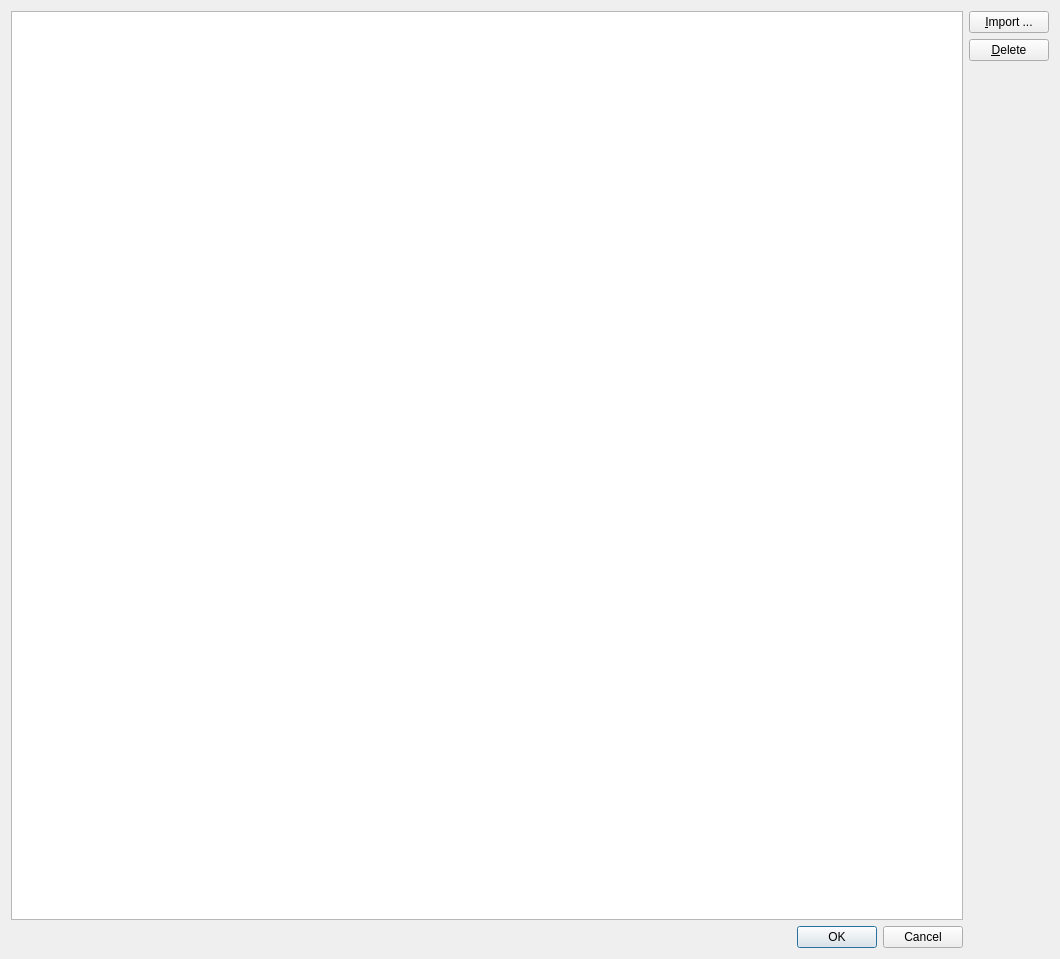
Qt form BOMizator/componentsCacheDialog.ui (dejfson/BOMizator) before a commit.
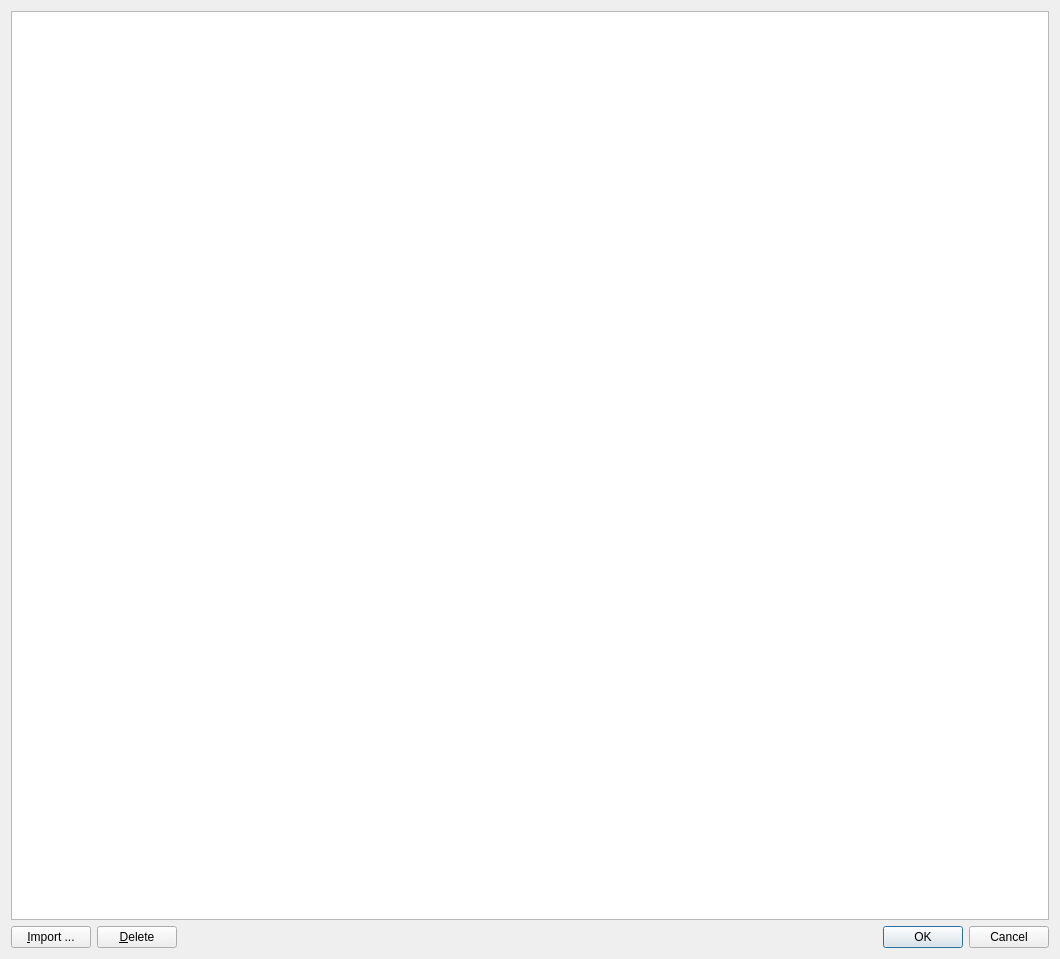
The same form after that commit.

Commit message: components cache delete works OK now

The edit to the form file:
```diff
--- a/BOMizator/componentsCacheDialog.ui
+++ b/BOMizator/componentsCacheDialog.ui
@@ -15,8 +15,6 @@
   </property>
   <layout class="QGridLayout" name="gridLayout">
    <item row="0" column="0">
-    <layout class="QVBoxLayout" name="verticalLayout_2">
-     <item>
       <widget class="QTreeView" name="treeView">
        <property name="alternatingRowColors">
         <bool>true</bool>
@@ -29,20 +27,10 @@
        </property>
       </widget>
      </item>
+   <item row="1" column="0">
+    <layout class="QHBoxLayout" name="horizontalLayout_2">
      <item>
-      <widget class="QDialogButtonBox" name="buttonBox">
-       <property name="orientation">
-        <enum>Qt::Horizontal</enum>
-       </property>
-       <property name="standardButtons">
-        <set>QDialogButtonBox::Cancel|QDialogButtonBox::Ok</set>
-       </property>
-      </widget>
-     </item>
-    </layout>
-   </item>
-   <item row="0" column="1">
-    <layout class="QVBoxLayout" name="verticalLayout">
+      <layout class="QHBoxLayout" name="horizontalLayout">
      <item>
       <widget class="QPushButton" name="importButton">
        <property name="text">
@@ -58,17 +46,29 @@
       </widget>
      </item>
      <item>
-      <spacer name="verticalSpacer">
+        <spacer name="horizontalSpacer">
        <property name="orientation">
-        <enum>Qt::Vertical</enum>
+          <enum>Qt::Horizontal</enum>
        </property>
        <property name="sizeHint" stdset="0">
         <size>
-         <width>20</width>
-         <height>40</height>
+           <width>40</width>
+           <height>20</height>
         </size>
        </property>
       </spacer>
+       </item>
+      </layout>
+     </item>
+     <item>
+      <widget class="QDialogButtonBox" name="buttonBox">
+       <property name="orientation">
+        <enum>Qt::Horizontal</enum>
+       </property>
+       <property name="standardButtons">
+        <set>QDialogButtonBox::Cancel|QDialogButtonBox::Ok</set>
+       </property>
+      </widget>
      </item>
     </layout>
    </item>
```
Lines whose indentation alone changed are shown as unchanged. The commit also changes 2 other files.
